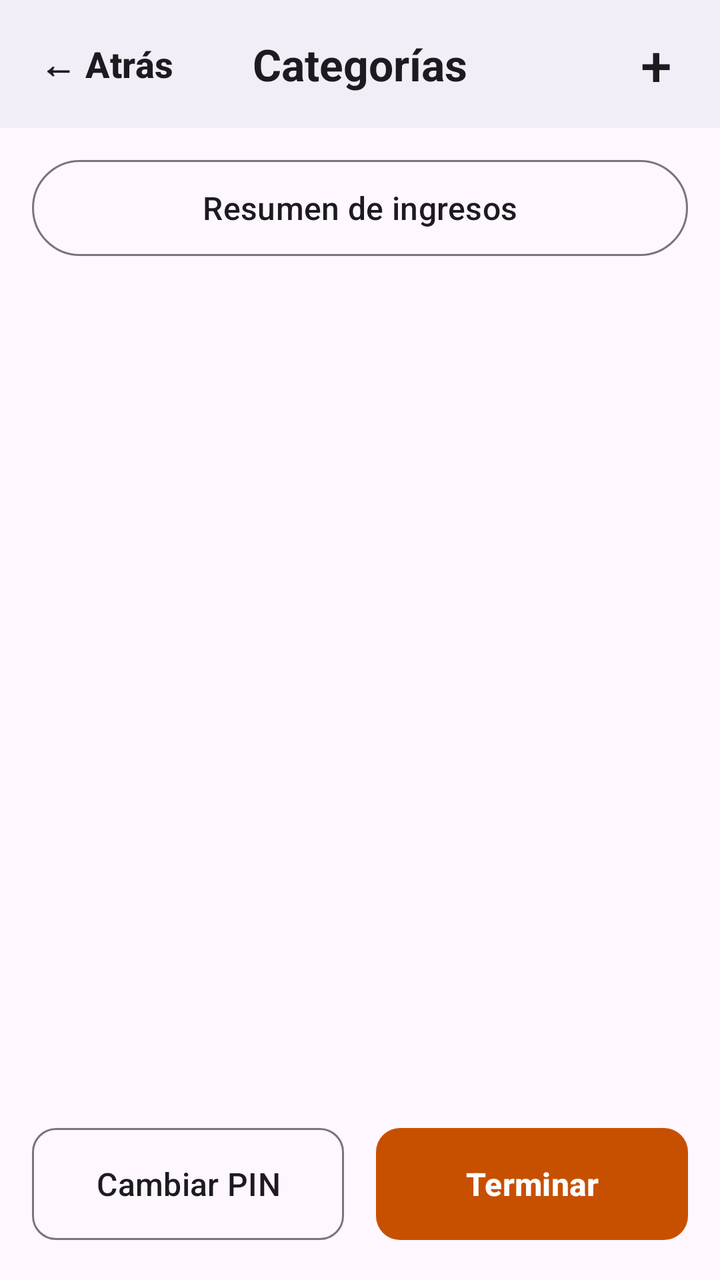
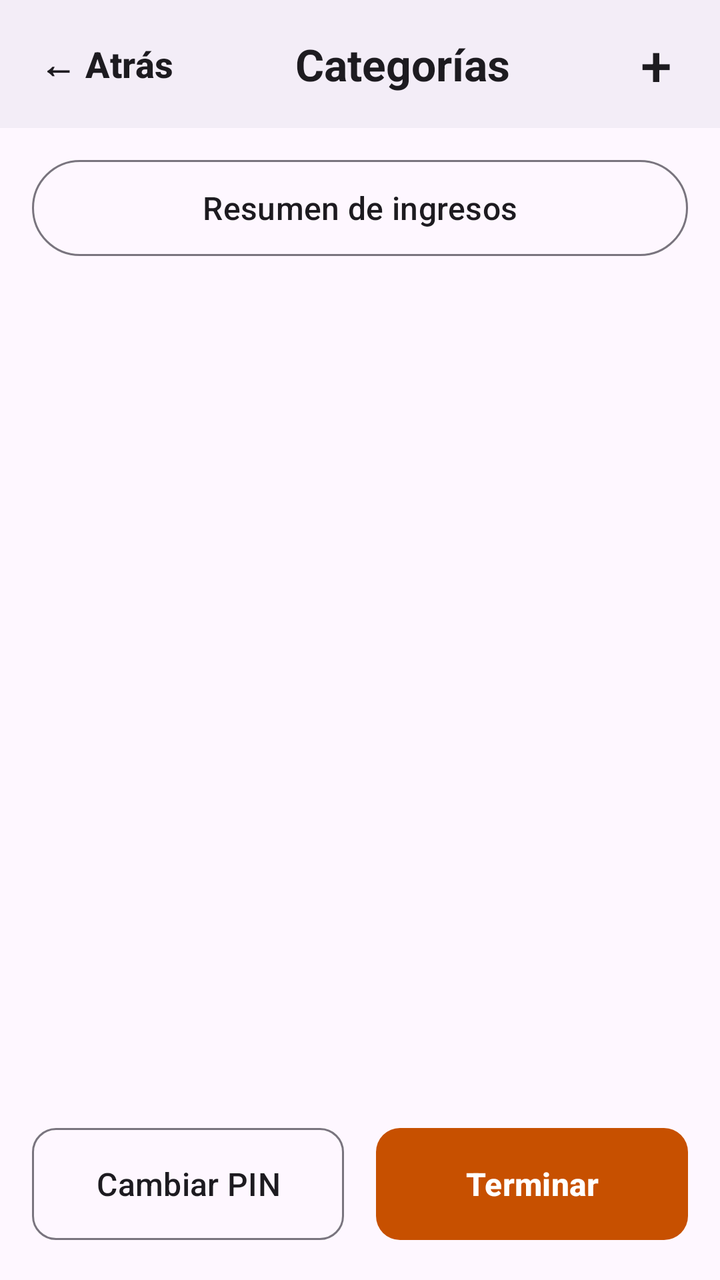

Before-and-after screenshots of an Android layout around one commit, followed by the original layout XML and the change that was made.
<!-- AndroidManifest.xml: application theme Theme.AKO -->
<!-- res/layout/activity_panel.xml -->
<?xml version="1.0" encoding="utf-8"?>
<androidx.constraintlayout.widget.ConstraintLayout xmlns:android="http://schemas.android.com/apk/res/android"
    xmlns:app="http://schemas.android.com/apk/res-auto"
    android:id="@+id/raiz"
    android:layout_width="match_parent"
    android:layout_height="match_parent">

    
    <FrameLayout
        android:id="@+id/barraSuperior"
        android:layout_width="0dp"
        android:layout_height="64dp"
        android:background="?attr/colorSurfaceContainer"
        app:layout_constraintEnd_toEndOf="parent"
        app:layout_constraintStart_toStartOf="parent"
        app:layout_constraintTop_toTopOf="parent">

        <com.google.android.material.button.MaterialButton
            android:id="@+id/botonAtras"
            style="@style/Widget.Material3.Button.TextButton"
            android:layout_width="wrap_content"
            android:layout_height="wrap_content"
            android:layout_gravity="center_vertical|start"
            android:layout_marginStart="8dp"
            android:text="@string/comun_atras"
            android:contentDescription="@string/comun_atras_cd"
            android:textColor="?attr/colorOnSurface"
            android:textSize="18sp"
            android:textStyle="bold" />

        <TextView
            android:id="@+id/textoTitulo"
            android:layout_width="wrap_content"
            android:layout_height="wrap_content"
            android:layout_gravity="center"
            android:text="@string/panel_titulo"
            android:textColor="?attr/colorOnSurface"
            android:textSize="22sp"
            android:textStyle="bold" />

        
        <com.google.android.material.button.MaterialButton
            android:id="@+id/botonNuevaCategoria"
            style="@style/Widget.Material3.Button.TextButton"
            android:layout_width="wrap_content"
            android:layout_height="wrap_content"
            android:layout_gravity="center_vertical|end"
            android:layout_marginEnd="8dp"
            android:minWidth="48dp"
            android:minHeight="48dp"
            android:text="@string/comun_mas"
            android:contentDescription="@string/categoria_titulo_nueva"
            android:textColor="?attr/colorOnSurface"
            android:textSize="28sp" />
    </FrameLayout>

    
    <com.google.android.material.button.MaterialButton
        android:id="@+id/botonResumen"
        style="@style/Widget.Material3.Button.OutlinedButton"
        android:layout_width="0dp"
        android:layout_height="56dp"
        android:layout_marginStart="16dp"
        android:layout_marginTop="12dp"
        android:layout_marginEnd="16dp"
        android:text="@string/panel_btn_resumen_ingresos"
        android:textColor="?attr/colorOnSurface"
        android:textSize="16sp"
        app:layout_constraintEnd_toEndOf="parent"
        app:layout_constraintStart_toStartOf="parent"
        app:layout_constraintTop_toBottomOf="@id/barraSuperior" />

    
    <androidx.recyclerview.widget.RecyclerView
        android:id="@+id/listaCategorias"
        android:layout_width="0dp"
        android:layout_height="0dp"
        android:layout_marginTop="12dp"
        android:layout_marginBottom="12dp"
        app:layout_constraintBottom_toTopOf="@id/botonCambiarPin"
        app:layout_constraintEnd_toEndOf="parent"
        app:layout_constraintStart_toStartOf="parent"
        app:layout_constraintTop_toBottomOf="@id/botonResumen" />

    
    <com.google.android.material.button.MaterialButton
        android:id="@+id/botonCambiarPin"
        style="@style/Widget.Material3.Button.OutlinedButton"
        android:layout_width="0dp"
        android:layout_height="64dp"
        android:layout_marginStart="16dp"
        android:layout_marginEnd="8dp"
        android:layout_marginBottom="16dp"
        android:text="@string/pin_cambiar_titulo"
        android:textColor="?attr/colorOnSurface"
        android:textSize="16sp"
        app:cornerRadius="12dp"
        app:layout_constraintBottom_toBottomOf="parent"
        app:layout_constraintEnd_toStartOf="@id/botonTerminar"
        app:layout_constraintStart_toStartOf="parent" />

    <com.google.android.material.button.MaterialButton
        android:id="@+id/botonTerminar"
        android:layout_width="0dp"
        android:layout_height="64dp"
        android:layout_marginStart="8dp"
        android:layout_marginEnd="16dp"
        android:layout_marginBottom="16dp"
        android:text="@string/panel_btn_terminar"
        android:textSize="16sp"
        android:textStyle="bold"
        app:cornerRadius="12dp"
        app:layout_constraintBottom_toBottomOf="parent"
        app:layout_constraintEnd_toEndOf="parent"
        app:layout_constraintStart_toEndOf="@id/botonCambiarPin" />

</androidx.constraintlayout.widget.ConstraintLayout>
<!-- resources referenced by this layout -->
<resources>
  <string name="categoria_titulo_nueva">Nueva categoría</string>
  <string name="comun_atras">← Atrás</string>
  <string name="comun_atras_cd">Atrás</string>
  <string name="comun_mas">+</string>
  <string name="panel_btn_resumen_ingresos">Resumen de ingresos</string>
  <string name="panel_btn_terminar">Terminar</string>
  <string name="panel_titulo">Categorías</string>
  <string name="pin_cambiar_titulo">Cambiar PIN</string>
  <style name="Theme.AKO" parent="Base.Theme.AKO" />
  <style name="Base.Theme.AKO" parent="Theme.Material3.DayNight.NoActionBar">
          
          <item name="colorPrimary">@color/acento</item>
          
          <item name="colorOnPrimary">@color/white</item>
          
          <item name="materialAlertDialogTheme">@style/ThemeOverlay.AKO.Dialogo</item>
          
          <item name="textInputStyle">@style/Widget.AKO.CampoTexto</item>
      </style>
  <color name="acento">#FFC75000</color>
  <color name="white">#FFFFFFFF</color>
  <style name="ThemeOverlay.AKO.Dialogo" parent="ThemeOverlay.Material3.MaterialAlertDialog">
          <item name="colorPrimary">?attr/colorOnSurface</item>
      </style>
  <style name="Widget.AKO.CampoTexto" parent="Widget.Material3.TextInputLayout.OutlinedBox">
          <item name="materialThemeOverlay">@style/ThemeOverlay.AKO.CampoTexto</item>
      </style>
  <style name="ThemeOverlay.AKO.CampoTexto" parent="ThemeOverlay.Material3.TextInputEditText.OutlinedBox">
          <item name="colorPrimary">?attr/colorOnSurface</item>
      </style>
</resources>

<!-- the commit's change to res/layout/activity_panel.xml (unified diff, before → after) -->
@@ -6,10 +6,11 @@
     android:layout_height="match_parent">
 
     
-    <FrameLayout
+    <androidx.constraintlayout.widget.ConstraintLayout
         android:id="@+id/barraSuperior"
         android:layout_width="0dp"
-        android:layout_height="64dp"
+        android:layout_height="wrap_content"
+        android:minHeight="64dp"
         android:background="?attr/colorSurfaceContainer"
         app:layout_constraintEnd_toEndOf="parent"
         app:layout_constraintStart_toStartOf="parent"
@@ -20,23 +21,31 @@
             style="@style/Widget.Material3.Button.TextButton"
             android:layout_width="wrap_content"
             android:layout_height="wrap_content"
-            android:layout_gravity="center_vertical|start"
             android:layout_marginStart="8dp"
             android:text="@string/comun_atras"
             android:contentDescription="@string/comun_atras_cd"
             android:textColor="?attr/colorOnSurface"
             android:textSize="18sp"
-            android:textStyle="bold" />
+            android:textStyle="bold"
+            app:layout_constraintBottom_toBottomOf="parent"
+            app:layout_constraintStart_toStartOf="parent"
+            app:layout_constraintTop_toTopOf="parent" />
 
         <TextView
             android:id="@+id/textoTitulo"
-            android:layout_width="wrap_content"
+            android:layout_width="0dp"
             android:layout_height="wrap_content"
-            android:layout_gravity="center"
+            android:ellipsize="end"
+            android:gravity="center"
+            android:maxLines="1"
             android:text="@string/panel_titulo"
             android:textColor="?attr/colorOnSurface"
             android:textSize="22sp"
-            android:textStyle="bold" />
+            android:textStyle="bold"
+            app:layout_constraintBottom_toBottomOf="parent"
+            app:layout_constraintEnd_toStartOf="@id/botonNuevaCategoria"
+            app:layout_constraintStart_toEndOf="@id/botonAtras"
+            app:layout_constraintTop_toTopOf="parent" />
 
         
         <com.google.android.material.button.MaterialButton
@@ -44,15 +53,17 @@
             style="@style/Widget.Material3.Button.TextButton"
             android:layout_width="wrap_content"
             android:layout_height="wrap_content"
-            android:layout_gravity="center_vertical|end"
             android:layout_marginEnd="8dp"
             android:minWidth="48dp"
             android:minHeight="48dp"
             android:text="@string/comun_mas"
             android:contentDescription="@string/categoria_titulo_nueva"
             android:textColor="?attr/colorOnSurface"
-            android:textSize="28sp" />
-    </FrameLayout>
+            android:textSize="28sp"
+            app:layout_constraintBottom_toBottomOf="parent"
+            app:layout_constraintEnd_toEndOf="parent"
+            app:layout_constraintTop_toTopOf="parent" />
+    </androidx.constraintlayout.widget.ConstraintLayout>
 
     
     <com.google.android.material.button.MaterialButton
@@ -87,7 +98,8 @@
         android:id="@+id/botonCambiarPin"
         style="@style/Widget.Material3.Button.OutlinedButton"
         android:layout_width="0dp"
-        android:layout_height="64dp"
+        android:layout_height="wrap_content"
+        android:minHeight="64dp"
         android:layout_marginStart="16dp"
         android:layout_marginEnd="8dp"
         android:layout_marginBottom="16dp"
@@ -102,7 +114,8 @@
     <com.google.android.material.button.MaterialButton
         android:id="@+id/botonTerminar"
         android:layout_width="0dp"
-        android:layout_height="64dp"
+        android:layout_height="wrap_content"
+        android:minHeight="64dp"
         android:layout_marginStart="8dp"
         android:layout_marginEnd="16dp"
         android:layout_marginBottom="16dp"
